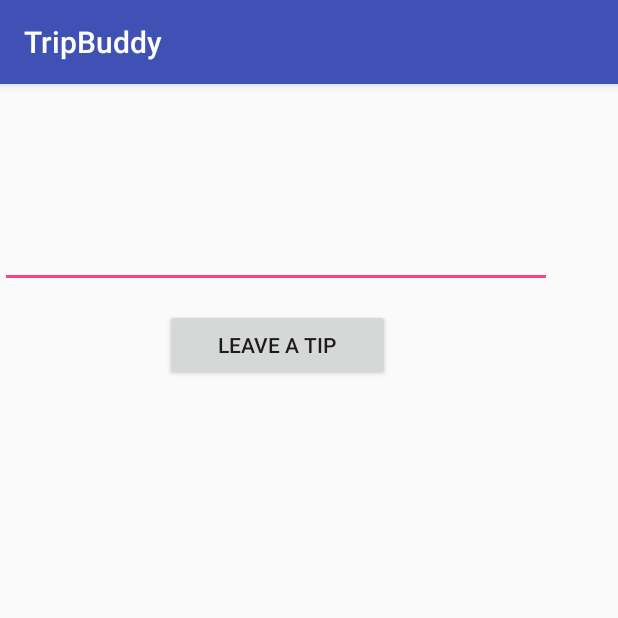
After one commit to Abdul-Razzak/Project, an Android app: the LeaveTip screen opened directly, with no data from a screen before it, on a phone screen of 412 x 824 dp, the top half of it. The commit adds this screen. Run offline under Robolectric (Android 15) with nearby library versions, the phone set to English and light mode, and no system bars.

Commit message:
Leave tip page

```diff
--- a/app/build.gradle
+++ b/app/build.gradle
@@ -36,6 +36,7 @@ dependencies {
         exclude group: 'com.android.support', module: 'support-annotations'
     })
 
+    //    compile 'com.android.support.constraint:constraint-layout:1.0.2'
     compile 'com.android.support:appcompat-v7:25.1.0'
     compile 'com.android.support:cardview-v7:25.1.0'
     compile 'com.android.support:design:25.1.0'
@@ -45,12 +46,12 @@ dependencies {
     compile 'io.reactivex:rxjava:1.2.0'
     compile 'io.reactivex:rxandroid:1.2.1'
     compile 'com.android.support:support-vector-drawable:25.1.0'
-//    compile 'com.android.support.constraint:constraint-layout:1.0.2'
     compile 'com.google.android.gms:play-services-maps:11.0.1'
     compile 'com.google.android.gms:play-services-location:11.0.1'
     compile 'com.github.hotchemi:permissionsdispatcher:2.4.0'
     compile 'com.android.support:recyclerview-v7:25.1.0'
     compile 'com.github.bumptech.glide:glide:3.5.2'
+    compile 'com.android.support.constraint:constraint-layout:1.0.2'
+    testCompile 'junit:junit:4.12'
     annotationProcessor 'com.github.hotchemi:permissionsdispatcher-processor:2.4.0'
-    testCompile 'junit:junit:4.12'
 }
--- /dev/null
+++ b/app/src/main/java/com/tkpraktikum/activity/LeaveTip.java
@@ -0,0 +1,15 @@
+package com.tkpraktikum.activity;
+
+import android.support.v7.app.AppCompatActivity;
+import android.os.Bundle;
+
+import com.tkpraktikum.R;
+
+public class LeaveTip extends AppCompatActivity {
+
+    @Override
+    protected void onCreate(Bundle savedInstanceState) {
+        super.onCreate(savedInstanceState);
+        setContentView(R.layout.activity_leave_tip);
+    }
+}
--- /dev/null
+++ b/app/src/main/res/layout/activity_leave_tip.xml
@@ -0,0 +1,41 @@
+<RelativeLayout xmlns:android="http://schemas.android.com/apk/res/android"
+    xmlns:tools="http://schemas.android.com/tools"
+    android:layout_width="match_parent"
+    android:layout_height="match_parent"
+    tools:context="com.tkpraktikum.activity.LeaveTip">
+
+    <LinearLayout
+        android:layout_width="368dp"
+        android:layout_height="495dp"
+        android:orientation="horizontal"
+        tools:layout_editor_absoluteY="8dp"
+        tools:layout_editor_absoluteX="8dp">
+        <EditText
+            android:id="@+id/edtInput"
+            android:layout_width="0dip"
+            android:layout_height="136dp"
+            android:layout_weight="1"
+            android:inputType="textCapSentences|textMultiLine"
+            android:maxLength="2000"
+            android:maxLines="4" />
+    </LinearLayout>
+
+    <LinearLayout
+        android:layout_width="match_parent"
+        android:layout_height="match_parent"
+        android:orientation="horizontal" >
+
+        <Button
+            android:id="@+id/checkin"
+            android:layout_width="150dp"
+            android:layout_height="wrap_content"
+            android:layout_marginLeft="80dp"
+            android:layout_marginStart="110dp"
+            android:layout_marginTop="150dp"
+            android:text="Leave a tip" />
+
+    </LinearLayout>
+
+
+
+</RelativeLayout>
--- a/app/src/main/res/layout/activity_venue_details.xml
+++ b/app/src/main/res/layout/activity_venue_details.xml
@@ -50,7 +50,8 @@
             android:layout_width="150dp"
             android:layout_height="wrap_content"
             android:layout_marginTop="150dp"
-            android:text="Leave a tip" />
+            android:text="Leave a tip"
+            android:onClick="leavetip"/>
 
     </LinearLayout>
     <LinearLayout xmlns:android="http://schemas.android.com/apk/res/android"
```
Also changed, not shown: app/src/main/AndroidManifest.xml (+17 -16 lines), app/src/main/java/com/tkpraktikum/activity/VenueDetails.java (+7 -4 lines).
